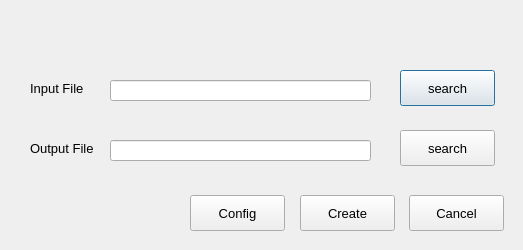
DRubioG/HDLHelper, file src/UI/UIs/Testbench_generator_UI.ui: the form before one commit.
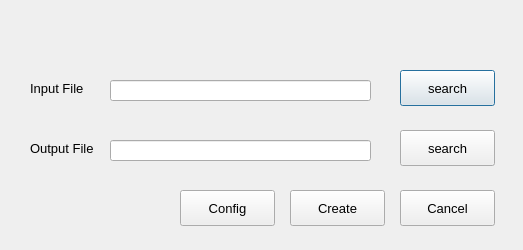
The form after the commit.

```diff
--- a/src/UI/UIs/Testbench_generator_UI.ui
+++ b/src/UI/UIs/Testbench_generator_UI.ui
@@ -108,8 +108,8 @@
   <widget class="QPushButton" name="pushButton_cancel">
    <property name="geometry">
     <rect>
-     <x>409</x>
-     <y>195</y>
+     <x>400</x>
+     <y>190</y>
      <width>95</width>
      <height>36</height>
     </rect>
@@ -126,8 +126,8 @@
   <widget class="QPushButton" name="pushButton_create">
    <property name="geometry">
     <rect>
-     <x>300</x>
-     <y>195</y>
+     <x>290</x>
+     <y>190</y>
      <width>95</width>
      <height>36</height>
     </rect>
@@ -144,8 +144,8 @@
   <widget class="QPushButton" name="pushButton_config">
    <property name="geometry">
     <rect>
-     <x>190</x>
-     <y>195</y>
+     <x>180</x>
+     <y>190</y>
      <width>95</width>
      <height>36</height>
     </rect>
```
